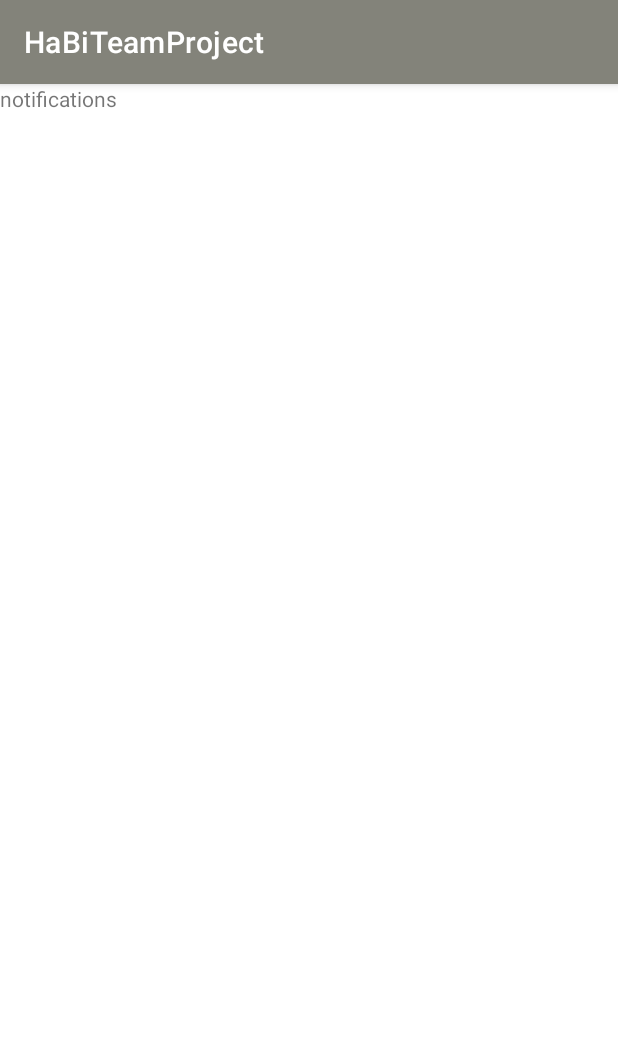
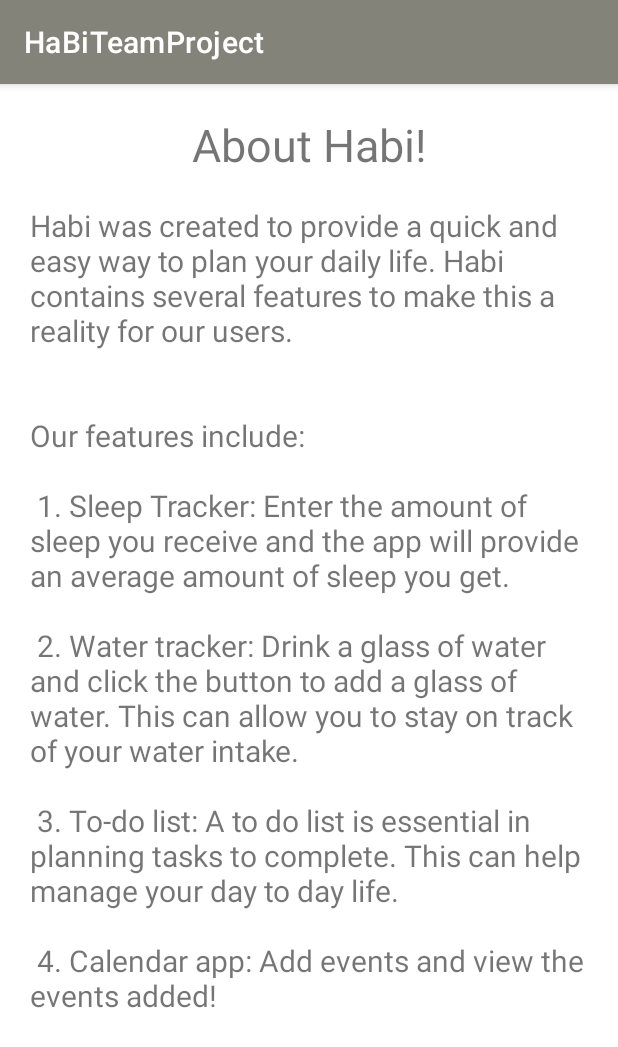
Before and after one commit to fmasood23/HabiApp, an Android app: the fragment NotificationFragment shown on its own in the app's theme, on a phone screen of 412 x 824 dp. Shown: the top 1047 px of the screen. Run offline under Robolectric (Android 15) with nearby library versions, the phone set to English and light mode, and no system bars.

Commit message:
about page

```diff
--- a/app/src/main/java/edu/sjsu/android/habiteamproject/NotificationFragment.java
+++ b/app/src/main/java/edu/sjsu/android/habiteamproject/NotificationFragment.java
@@ -8,50 +8,18 @@ import android.view.LayoutInflater;
 import android.view.View;
 import android.view.ViewGroup;
 
-/**
- * A simple {@link Fragment} subclass.
- * Use the {@link NotificationFragment#newInstance} factory method to
- * create an instance of this fragment.
- */
+
 public class NotificationFragment extends Fragment {
 
-    // TODO: Rename parameter arguments, choose names that match
-    // the fragment initialization parameters, e.g. ARG_ITEM_NUMBER
-    private static final String ARG_PARAM1 = "param1";
-    private static final String ARG_PARAM2 = "param2";
-
-    // TODO: Rename and change types of parameters
-    private String mParam1;
-    private String mParam2;
 
     public NotificationFragment() {
         // Required empty public constructor
-    }
-
-    /**
-     * Use this factory method to create a new instance of
-     * this fragment using the provided parameters.
-     *
-     * @param param1 Parameter 1.
-     * @param param2 Parameter 2.
-     * @return A new instance of fragment NotificationFragment.
-     */
-    // TODO: Rename and change types and number of parameters
-    public static NotificationFragment newInstance(String param1, String param2) {
-        NotificationFragment fragment = new NotificationFragment();
-        Bundle args = new Bundle();
-        args.putString(ARG_PARAM1, param1);
-        args.putString(ARG_PARAM2, param2);
-        fragment.setArguments(args);
-        return fragment;
     }
 
     @Override
     public void onCreate(Bundle savedInstanceState) {
         super.onCreate(savedInstanceState);
         if (getArguments() != null) {
-            mParam1 = getArguments().getString(ARG_PARAM1);
-            mParam2 = getArguments().getString(ARG_PARAM2);
         }
     }
 
--- a/app/src/main/res/layout/fragment_notification.xml
+++ b/app/src/main/res/layout/fragment_notification.xml
@@ -1,14 +1,37 @@
 <?xml version="1.0" encoding="utf-8"?>
+
+<ScrollView xmlns:android="http://schemas.android.com/apk/res/android"
+    android:layout_width="fill_parent"
+    android:layout_height="wrap_content" >
+
 <androidx.constraintlayout.widget.ConstraintLayout xmlns:android="http://schemas.android.com/apk/res/android"
     xmlns:tools="http://schemas.android.com/tools"
+    xmlns:app="http://schemas.android.com/apk/res-auto"
     android:layout_width="match_parent"
     android:layout_height="match_parent"
     tools:context=".NotificationFragment">
 
-    <!-- TODO: Update blank fragment layout -->
+    <TextView
+        android:id="@+id/title"
+        android:layout_width="wrap_content"
+        android:layout_height="wrap_content"
+        android:text="About Habi!"
+        app:layout_constraintTop_toTopOf="parent"
+        app:layout_constraintStart_toStartOf="parent"
+        app:layout_constraintEnd_toEndOf="parent"
+        android:textSize="30sp"
+        android:layout_margin="20dp"
+        />
+
     <TextView
         android:layout_width="match_parent"
-        android:layout_height="match_parent"
-        android:text="notifications" />
+        android:layout_height="wrap_content"
+        android:layout_margin="20dp"
+        android:text="@string/about"
+        android:textSize="20sp"
+        app:layout_constraintEnd_toEndOf="parent"
+        app:layout_constraintStart_toStartOf="parent"
+        app:layout_constraintTop_toBottomOf="@+id/title" />
+</androidx.constraintlayout.widget.ConstraintLayout>
 
-</androidx.constraintlayout.widget.ConstraintLayout>
+</ScrollView>
--- a/app/src/main/res/values/strings.xml
+++ b/app/src/main/res/values/strings.xml
@@ -6,7 +6,14 @@
     <string name="username">Username</string>
     <string name="temp">Hello</string>
     <string name="back">Back</string>
-    <!-- TODO: Remove or change this placeholder text -->
+    <string name="about">Habi was created to provide a quick and easy way to plan your daily life.
+        Habi contains several features to make this a reality for our users. \n \n \nOur features include: \n \n 1. Sleep Tracker: Enter the amount of sleep you receive and
+        the app will provide an average amount of sleep you get. \n \n
+        2. Water tracker: Drink a glass of water and click the button to add a glass of water. This can allow
+        you to stay on track of your water intake. \n \n
+        3. To-do list: A to do list is essential in planning tasks to complete. This can help manage your day to day life. \n \n
+        4. Calendar app: Add events and view the events added! \n \n
+    </string>
     <string name="hello_blank_fragment">Hello blank fragment</string>
 
 </resources>
```
